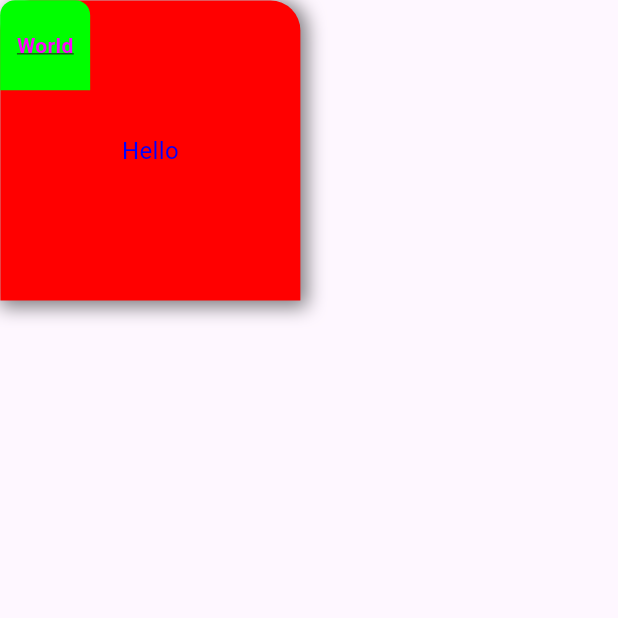
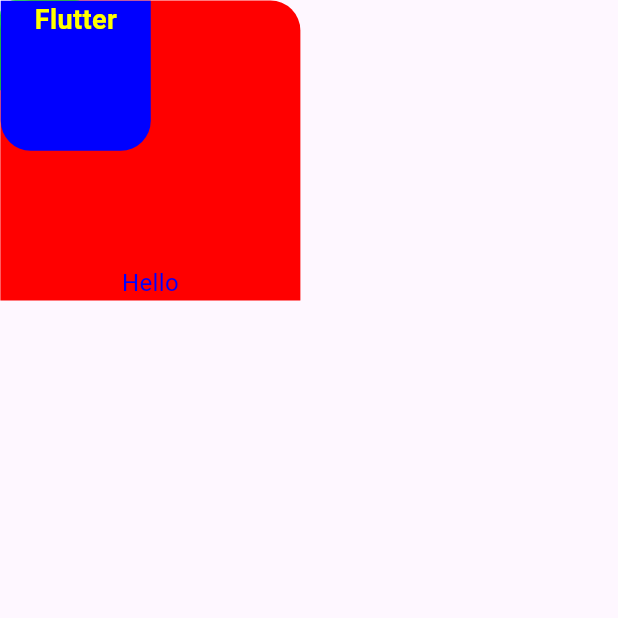
Before and after one commit to kayyal/app_generator, a Flutter app: the screen it shows after launch, on a phone screen of 412 x 824 dp, the top half of it. Run offline on Flutter 3.47's test engine with Material 3 defaults, Android fonts, the phone set to English and light mode, and no system bars; our stand-ins replace copy_with_extension; generated files the repository leaves out were written again.

Commit message:
add alignment to widgetInfo

```diff
--- a/lib/json_string.dart
+++ b/lib/json_string.dart
@@ -408,4 +408,149 @@ class JsonString {
 
 
   ''';
+
+  static String nestedJson4 = '''
+
+[
+  {
+    "key": "widget1",
+    "widgetLayout": {
+      "dx": 0.25,
+      "dy": 0.25,
+      "height": 200.0,
+      "width": 200.0,
+      "isAbsolutePosition": false,
+      "isAbsoluteSize": false,
+      "padding": {}
+    },
+    "widgetStyle": {
+      "color": {
+        "r": 255,
+        "g": 0,
+        "b": 0,
+        "opacity": 1
+      },
+      "corner": {
+        "topRight": 20.0,
+        "topLeft": 20.0,
+        "bottomRight": 0.0,
+        "bottomLeft": 0.0
+      },
+      "shadows": []
+    },
+    "textInfo": {
+      "content": {
+        "text": "Hello"
+      },
+      "style": {
+        "color": {
+          "r": 0,
+          "g": 0,
+          "b": 255
+        },
+        "size": 16.0,
+        "weight": 400,
+        "underline": false
+      }
+    },
+    "alignedWithParent": {
+      "x": 0.0,
+      "y": 1.0
+    },
+    "children": [
+      {
+        "key": "widget2",
+        "widgetLayout": {
+          "dx": 0.1,
+          "dy": 0.1,
+          "height": 60.0,
+          "width": 60.0,
+          "isAbsolutePosition": false,
+          "isAbsoluteSize": false,
+          "padding": {}
+        },
+        "widgetStyle": {
+          "color": {
+            "r": 0,
+            "g": 255,
+            "b": 0,
+            "opacity": 1
+          },
+          "corner": {
+            "topRight": 10.0,
+            "topLeft": 10.0,
+            "bottomRight": 0.0,
+            "bottomLeft": 0.0
+          },
+          "shadows": []
+        },
+        "textInfo": {
+          "content": {
+            "text": "World"
+          },
+          "style": {
+            "color": {
+              "r": 255,
+              "g": 0,
+              "b": 255
+            },
+            "size": 14.0,
+            "weight": 700,
+            "underline": true
+          }
+        }
+      }
+    ]
+  },
+  {
+    "key": "widget3",
+    "widgetLayout": {
+      "dx": 0.5,
+      "dy": 0.5,
+      "height": 100.0,
+      "width": 100.0,
+      "isAbsolutePosition": false,
+      "isAbsoluteSize": false,
+      "padding": {}
+    },
+    "widgetStyle": {
+      "color": {
+        "r": 0,
+        "g": 0,
+        "b": 255,
+        "opacity": 1
+      },
+      "corner": {
+        "topRight": 0.0,
+        "topLeft": 0.0,
+        "bottomRight": 20.0,
+        "bottomLeft": 20.0
+      },
+      "shadows": []
+    },
+    "textInfo": {
+      "content": {
+        "text": "Flutter"
+      },
+      "style": {
+        "color": {
+          "r": 255,
+          "g": 255,
+          "b": 0
+        },
+        "size": 18.0,
+        "weight": 600,
+        "underline": false
+      }
+    },
+    "alignedWithParent": {
+      "x": 0,
+      "y": -1.0
+    }
+  }
+]
+
+
+
+  ''';
 }
--- a/lib/my_widget_screen.dart
+++ b/lib/my_widget_screen.dart
@@ -2,9 +2,10 @@ import 'dart:convert';
 import 'package:flutter/material.dart';
 import 'package:gold_cherry_app_generator/json_string.dart';
 import 'package:gold_cherry_app_generator/widget/widget_info.dart';
+import 'package:gold_cherry_app_generator/text/text_style_info.dart';
 
 class MyWidgetScreen extends StatelessWidget {
-  final String jsonString = JsonString.nestedJson3;
+  final String jsonString = JsonString.nestedJson4;
 
   @override
   Widget build(BuildContext context) {
@@ -30,6 +31,9 @@ class MyWidgetScreen extends StatelessWidget {
 }
 
 Widget createWidget(WidgetInfo widgetInfo) {
+  Alignment alignment =
+      widgetInfo.alignedWithParent?.toAlignment() ?? Alignment.center;
+  print("alignment >>> ${alignment}");
   return Positioned(
     left: widgetInfo.widgetLayout.dx,
     top: widgetInfo.widgetLayout.dy,
@@ -38,6 +42,7 @@ Widget createWidget(WidgetInfo widgetInfo) {
     child: Container(
       width: widgetInfo.widgetLayout.width,
       height: widgetInfo.widgetLayout.height,
+      alignment: alignment,
       decoration: BoxDecoration(
         color: Color.fromRGBO(
           widgetInfo.widgetStyle.color.r,
@@ -67,8 +72,8 @@ Widget createWidget(WidgetInfo widgetInfo) {
         }).toList(),
       ),
       child: widgetInfo.textInfo != null
-          ? Center(
-              child: Text(
+          ? Stack(children: [
+              Text(
                 widgetInfo.textInfo!.content.text,
                 style: TextStyle(
                   color: Color.fromRGBO(
@@ -85,7 +90,7 @@ Widget createWidget(WidgetInfo widgetInfo) {
                       : TextDecoration.none,
                 ),
               ),
-            )
+            ])
           : null,
     ),
   );
@@ -112,25 +117,3 @@ List<Widget> createFlutterWidgets(List<WidgetInfo> widgetInfos) {
 
   return widgets;
 }
-
-FontWeight calculateFontWeight(double weight) {
-  if (weight <= 100) {
-    return FontWeight.w100;
-  } else if (weight <= 200) {
-    return FontWeight.w200;
-  } else if (weight <= 300) {
-    return FontWeight.w300;
-  } else if (weight <= 400) {
-    return FontWeight.w400;
-  } else if (weight <= 500) {
-    return FontWeight.w500;
-  } else if (weight <= 600) {
-    return FontWeight.w600;
-  } else if (weight <= 700) {
-    return FontWeight.w700;
-  } else if (weight <= 800) {
-    return FontWeight.w800;
-  } else {
-    return FontWeight.w900;
-  }
-}
--- a/lib/text/text_style_info.dart
+++ b/lib/text/text_style_info.dart
@@ -1,4 +1,5 @@
 // ignore: depend_on_referenced_packages
+import 'package:flutter/material.dart';
 import 'package:json_annotation/json_annotation.dart';
 import 'package:copy_with_extension/copy_with_extension.dart';
 
@@ -25,3 +26,25 @@ class TextStyleInfo {
 
   Map<String, dynamic> toJson() => _$TextStyleInfoToJson(this);
 }
+
+FontWeight calculateFontWeight(double weight) {
+  if (weight <= 100) {
+    return FontWeight.w100;
+  } else if (weight <= 200) {
+    return FontWeight.w200;
+  } else if (weight <= 300) {
+    return FontWeight.w300;
+  } else if (weight <= 400) {
+    return FontWeight.w400;
+  } else if (weight <= 500) {
+    return FontWeight.w500;
+  } else if (weight <= 600) {
+    return FontWeight.w600;
+  } else if (weight <= 700) {
+    return FontWeight.w700;
+  } else if (weight <= 800) {
+    return FontWeight.w800;
+  } else {
+    return FontWeight.w900;
+  }
+}
--- /dev/null
+++ b/lib/widget/alignment_to_parent.dart
@@ -0,0 +1,24 @@
+import 'package:flutter/material.dart';
+import 'package:json_annotation/json_annotation.dart';
+
+part 'alignment_to_parent.g.dart';
+
+@JsonSerializable()
+class AlignmentToParent {
+  final double x;
+  final double y;
+
+  AlignmentToParent({
+    required this.x,
+    required this.y,
+  });
+
+  factory AlignmentToParent.fromJson(Map<String, dynamic> json) =>
+      _$AlignmentToParentFromJson(json);
+
+  Map<String, dynamic> toJson() => _$AlignmentToParentToJson(this);
+
+  Alignment toAlignment() {
+    return Alignment(x, y);
+  }
+}
--- a/lib/widget/widget_info.dart
+++ b/lib/widget/widget_info.dart
@@ -1,4 +1,5 @@
 // ignore: depend_on_referenced_packages
+import 'package:gold_cherry_app_generator/widget/alignment_to_parent.dart';
 import 'package:json_annotation/json_annotation.dart';
 import 'package:copy_with_extension/copy_with_extension.dart';
 
@@ -17,6 +18,7 @@ class WidgetInfo {
   WidgetStyle widgetStyle;
   TextInfo? textInfo;
   WidgetImage? image;
+  AlignmentToParent? alignedWithParent;
   List<WidgetInfo>? children;
   // button up  / for figureing out the touchable info
 
@@ -25,7 +27,8 @@ class WidgetInfo {
       required this.widgetLayout,
       required this.widgetStyle,
       this.textInfo,
-      this.children});
+      this.children,
+      this.alignedWithParent});
 
   factory WidgetInfo.fromJson(Map<String, dynamic> json) =>
       _$WidgetInfoFromJson(json);
```
Also changed, not shown: lib/widget/alignment_to_parent.g.dart (added).
